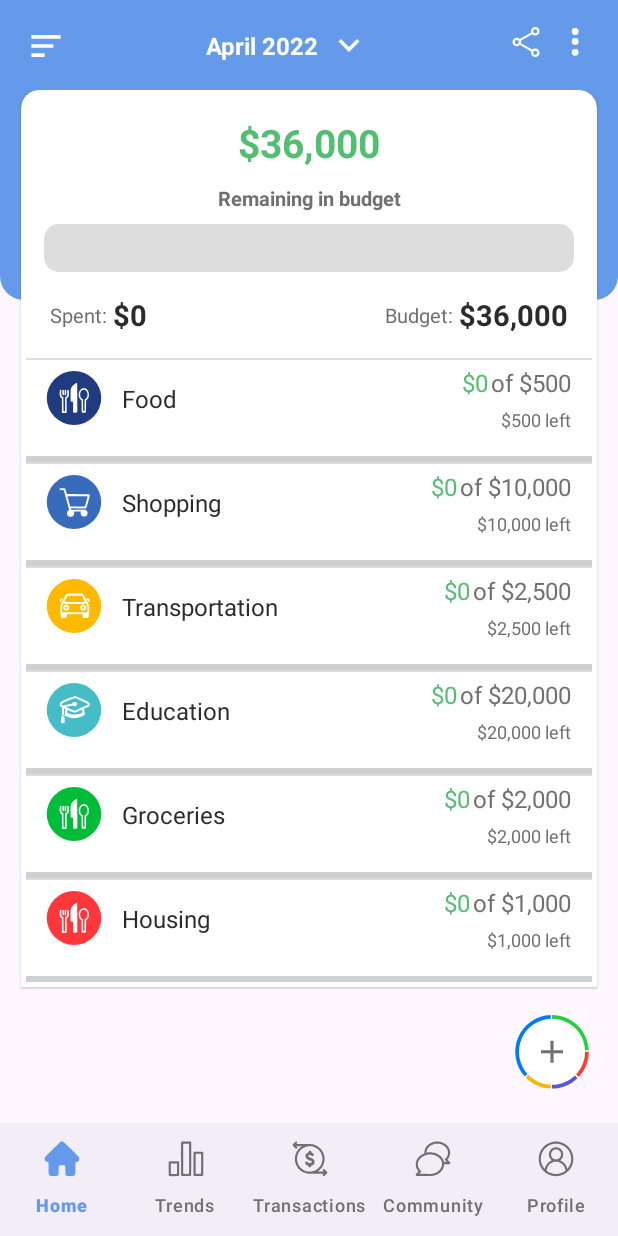
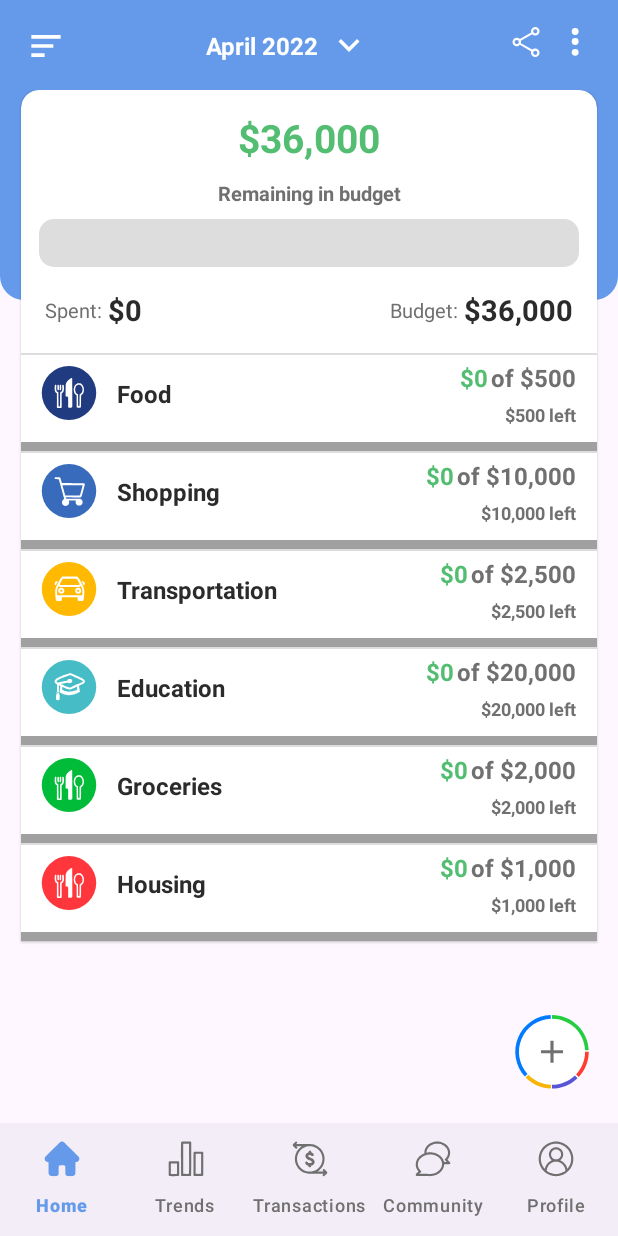
Before and after one commit to animeshsingh75/BudgetWise-Assignment, an Android app: the screen it shows after launch (MainActivity), on a phone screen of 412 x 824 dp. Run offline under Robolectric (Android 15) with nearby library versions, the phone set to English and light mode, and no system bars; our stand-ins replace Room's generated code.

Commit message:
Minor UI changes

```diff
--- /dev/null
+++ b/app/src/main/res/drawable/ic_category_progress_bar.xml
@@ -0,0 +1,14 @@
+<?xml version="1.0" encoding="utf-8"?>
+<layer-list xmlns:android="http://schemas.android.com/apk/res/android">
+    <item android:id="@android:id/background">
+        <shape>
+            <solid android:color="@color/progress_color_category"/>
+        </shape>
+    </item>
+    <item android:id="@android:id/progress">
+        <clip>
+            <shape>
+            </shape>
+        </clip>
+    </item>
+</layer-list>
--- a/app/src/main/res/layout/fragment_home.xml
+++ b/app/src/main/res/layout/fragment_home.xml
@@ -103,14 +103,17 @@
         <com.google.android.material.card.MaterialCardView
             style="@style/CustomCardViewStyle"
             android:layout_width="match_parent"
+            app:cardPreventCornerOverlap="false"
             android:layout_height="wrap_content"
             android:layout_marginHorizontal="14dp"
             app:cardBackgroundColor="@color/white"
+            android:padding="0dp"
             app:strokeWidth="0dp">
 
             <androidx.constraintlayout.widget.ConstraintLayout
                 android:layout_width="match_parent"
-                android:layout_height="match_parent">
+                android:layout_height="match_parent"
+                android:padding="0dp">
 
                 <androidx.appcompat.widget.AppCompatTextView
                     android:id="@+id/balanceTv"
--- a/app/src/main/res/layout/item_category_layout.xml
+++ b/app/src/main/res/layout/item_category_layout.xml
@@ -3,8 +3,7 @@
     xmlns:app="http://schemas.android.com/apk/res-auto"
     xmlns:tools="http://schemas.android.com/tools"
     android:layout_width="match_parent"
-    android:layout_height="wrap_content"
-    android:layout_marginBottom="-6dp">
+    android:layout_height="wrap_content">
 
     <View
         android:id="@+id/divider"
@@ -32,6 +31,7 @@
         android:layout_marginStart="13dp"
         android:textColor="@color/primary_text_color_black"
         android:textSize="16sp"
+        android:textStyle="bold"
         app:layout_constraintBottom_toBottomOf="@+id/categoryIv"
         app:layout_constraintStart_toEndOf="@+id/categoryIv"
         app:layout_constraintTop_toTopOf="@+id/categoryIv"
@@ -45,6 +45,7 @@
         android:layout_marginTop="4dp"
         android:layout_marginEnd="2dp"
         android:textColor="@color/green_color"
+        android:textStyle="bold"
         android:textSize="16sp"
         app:layout_constraintEnd_toStartOf="@+id/totalTv"
         app:layout_constraintTop_toBottomOf="@+id/divider"
@@ -57,6 +58,7 @@
         android:layout_marginTop="4dp"
         android:layout_marginEnd="14dp"
         android:textColor="@color/primary_text_color"
+        android:textStyle="bold"
         android:textSize="16sp"
         app:layout_constraintEnd_toEndOf="parent"
         app:layout_constraintTop_toBottomOf="@+id/divider"
@@ -70,6 +72,7 @@
         android:layout_marginEnd="14dp"
         android:textColor="@color/primary_text_color"
         android:textSize="12sp"
+        android:textStyle="bold"
         app:layout_constraintEnd_toEndOf="parent"
         app:layout_constraintTop_toBottomOf="@+id/totalTv"
         tools:text="$90 left" />
@@ -77,10 +80,10 @@
     <ProgressBar
         android:id="@+id/progressBar"
         style="?android:attr/progressBarStyleHorizontal"
-        android:layout_height="wrap_content"
+        android:progressDrawable="@drawable/ic_category_progress_bar"
+        android:layout_height="6dp"
         android:layout_width="match_parent"
         android:layout_marginTop="10dp"
-        android:indeterminateTint="@color/progress_color"
         android:progress="0"
         tools:progressTint="@color/food"
         app:layout_constraintEnd_toEndOf="parent"
--- a/app/src/main/res/values/colors.xml
+++ b/app/src/main/res/values/colors.xml
@@ -8,6 +8,7 @@
     <color name="primary_text_color_black">#2B2B2B</color>
     <color name="green_color">#53BD71</color>
     <color name="progress_color">#DDDDDD</color>
+    <color name="progress_color_category">#A0A0A0</color>
 
     <color name="food">#213B80</color>
     <color name="shopping">#386BBC</color>
```
